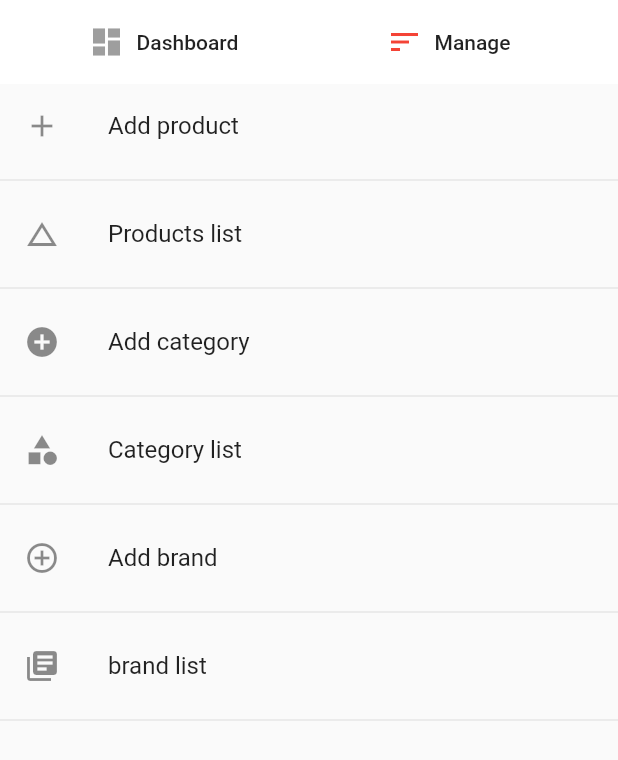
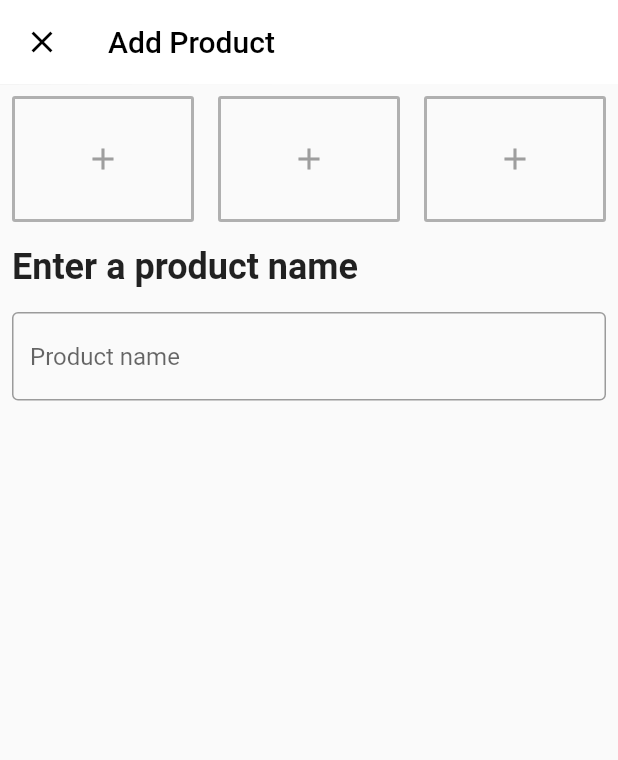
Before and after one commit to brakenseddik/shoppy_admin, a Flutter app: the screen it shows after launch, after a tap on "Manage", after a tap on "Add product", on a phone screen of 412 x 824 dp. Shown: the top 760 px of the screen. Run offline on Flutter 3.47's test engine with Material 2 defaults, Android fonts, the phone set to English and light mode, and no system bars; our stand-ins replace cloud_firestore, fluttertoast, image_picker; accounts and stored records are empty.

Commit message:
add products

```diff
--- a/lib/db/brand.dart
+++ b/lib/db/brand.dart
@@ -1,13 +1,22 @@
 import 'package:cloud_firestore/cloud_firestore.dart';
 import 'package:uuid/uuid.dart';
 
-class BrandService{
+class BrandService {
   Firestore _firestore = Firestore.instance;
+  String ref = 'brands';
 
-  void createBrand(String name){
+  void createBrand(String name) {
     var id = Uuid();
     String brandId = id.v1();
 
     _firestore.collection('brands').document(brandId).setData({'brand': name});
   }
+
+  Future<List> getBrands() {
+    Stream<QuerySnapshot> snapshots = _firestore.collection(ref).snapshots();
+    List brands;
+    snapshots.forEach((element) {
+      brands.insert(0, element.documents);
+    });
+  }
 }
--- a/lib/db/category.dart
+++ b/lib/db/category.dart
@@ -7,10 +7,9 @@ class CategoryService {
   void createCategory(String name) {
     var id = Uuid();
     String categoryId = id.v1();
-    if (categoryId == null)
-      _firestore
-          .collection('categories')
-          .document(categoryId)
-          .setData({'category': name});
+    _firestore
+        .collection('categories')
+        .document(categoryId)
+        .setData({'category': name});
   }
 }
--- /dev/null
+++ b/lib/screens/add_product.dart
@@ -0,0 +1,119 @@
+import 'package:flutter/material.dart';
+import 'dart:convert';
+import 'package:image_picker/image_picker.dart';
+
+class AddProduct extends StatefulWidget {
+  @override
+  _AddProductState createState() => _AddProductState();
+}
+
+class _AddProductState extends State<AddProduct> {
+  TextEditingController ProductNameController;
+  Color white = Colors.white;
+  Color black = Colors.black;
+  Color grey = Colors.grey;
+  GlobalKey<FormState> _globalKey = GlobalKey();
+
+  @override
+  Widget build(BuildContext context) {
+    return Scaffold(
+      appBar: AppBar(
+        backgroundColor: white,
+        elevation: 0.1,
+        leading: Icon(
+          Icons.close,
+          color: black,
+        ),
+        title: Text(
+          'Add Product',
+          style: TextStyle(color: black),
+        ),
+      ),
+      body: Form(
+        key: _globalKey,
+        child: ListView(
+          children: <Widget>[
+            Row(
+              children: <Widget>[
+                Expanded(
+                  child: Padding(
+                    padding: const EdgeInsets.all(8.0),
+                    child: OutlineButton(
+                      onPressed: () {},
+                      borderSide:
+                          BorderSide(color: grey.withOpacity(0.8), width: 2),
+                      child: Padding(
+                        padding: const EdgeInsets.fromLTRB(8.0, 30, 8, 30),
+                        child: Icon(
+                          Icons.add,
+                          color: grey,
+                        ),
+                      ),
+                    ),
+                  ),
+                ),
+                Expanded(
+                  child: Padding(
+                    padding: const EdgeInsets.all(8.0),
+                    child: OutlineButton(
+                      onPressed: () {},
+                      borderSide:
+                          BorderSide(color: grey.withOpacity(0.8), width: 2),
+                      child: Padding(
+                        padding: const EdgeInsets.fromLTRB(8.0, 30, 8, 30),
+                        child: Icon(
+                          Icons.add,
+                          color: grey,
+                        ),
+                      ),
+                    ),
+                  ),
+                ),
+                Expanded(
+                  child: Padding(
+                    padding: const EdgeInsets.all(8.0),
+                    child: OutlineButton(
+                      onPressed: () {},
+                      borderSide:
+                          BorderSide(color: grey.withOpacity(0.8), width: 2),
+                      child: Padding(
+                        padding: const EdgeInsets.fromLTRB(8.0, 30, 8, 30),
+                        child: Icon(
+                          Icons.add,
+                          color: grey,
+                        ),
+                      ),
+                    ),
+                  ),
+                ),
+              ],
+            ),
+            Padding(
+              padding: const EdgeInsets.all(8.0),
+              child: Text(
+                'Enter a product name',
+                style: TextStyle(fontSize: 24, fontWeight: FontWeight.bold),
+              ),
+            ),
+            Padding(
+              padding: const EdgeInsets.all(8.0),
+              child: TextFormField(
+                controller: ProductNameController,
+                decoration: InputDecoration(
+                  hintText: 'Product name',
+                  border: OutlineInputBorder(
+                      borderSide: new BorderSide(color: grey)),
+                ),
+                validator: (value) {
+                  if (value.isEmpty)
+                    return 'you must enter a product name';
+                  else if (value.length > 10) return 'product name too long';
+                },
+              ),
+            )
+          ],
+        ),
+      ),
+    );
+  }
+}
--- a/lib/screens/admin.dart
+++ b/lib/screens/admin.dart
@@ -1,5 +1,6 @@
 import 'package:flutter/material.dart';
 import 'package:fluttertoast/fluttertoast.dart';
+import 'package:shopadmin/screens/add_product.dart';
 import '../db/category.dart';
 import '../db/brand.dart';
 
@@ -188,7 +189,10 @@ class _AdminState extends State<Admin> {
             ListTile(
               leading: Icon(Icons.add),
               title: Text("Add product"),
-              onTap: () {},
+              onTap: () {
+                Navigator.push(context,
+                    MaterialPageRoute(builder: (context) => AddProduct()));
+              },
             ),
             Divider(),
             ListTile(
```
Also changed, not shown: lib/utils/themes.dart (added).
